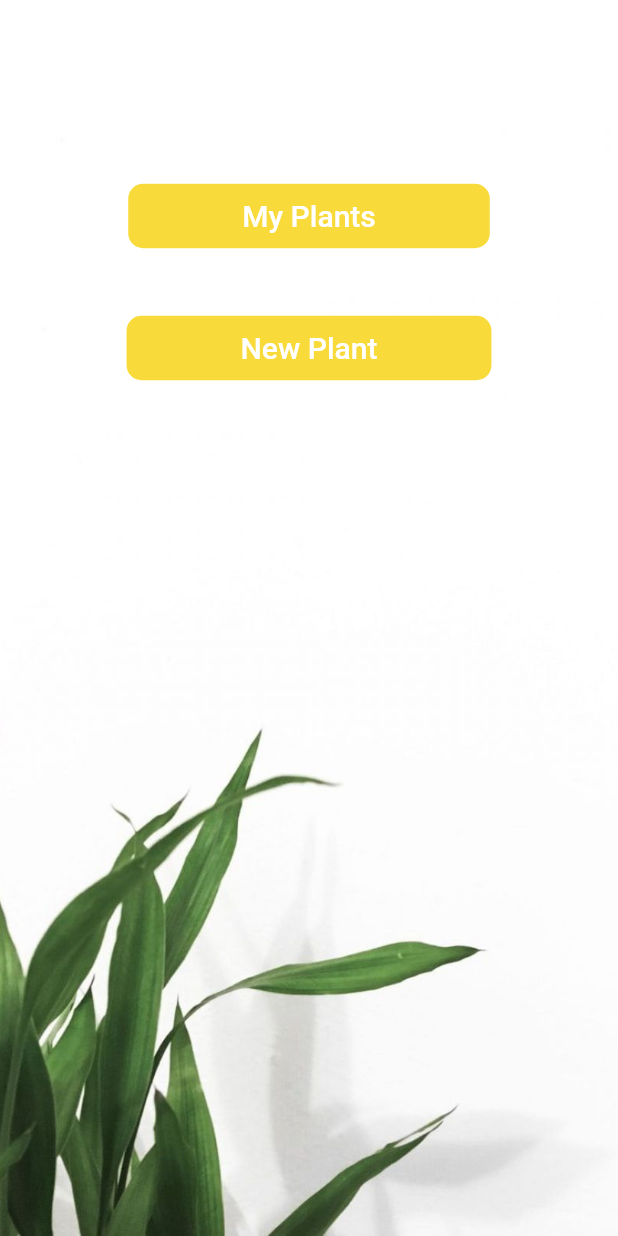
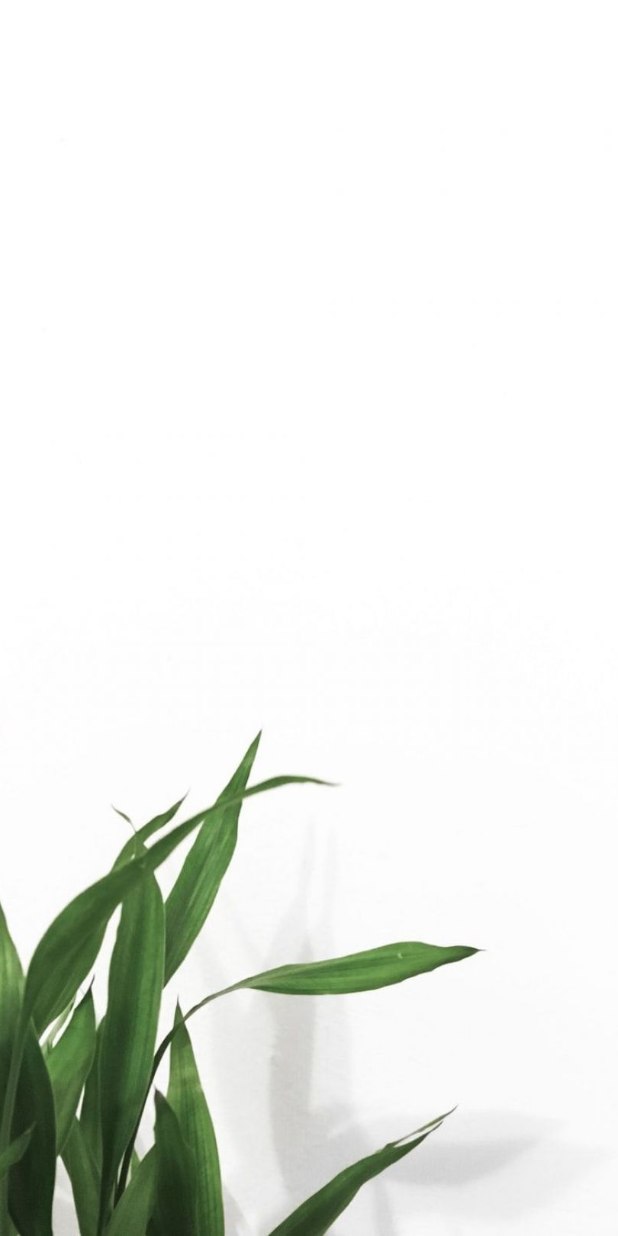
Before and after one commit to VaibhavSingh29/plant-health-monitoring, a Flutter app: the MyHomePage screen opened directly, on a phone screen of 412 x 824 dp. Run offline on Flutter 3.47's test engine with Material 2 defaults, Android fonts, the light colour scheme and no system bars; our stand-ins replace percent_indicator, shimmer.

Commit message:
minor changes

```diff
--- a/planthealth/lib/main.dart
+++ b/planthealth/lib/main.dart
@@ -79,46 +79,6 @@ class _MyHomePageState extends State<MyHomePage> {
             height: double.infinity,
             fit: BoxFit.cover,
           ),
-          Column(children: [
-            SizedBox(
-              height: 120,
-            ),
-            Center(
-              child: FlatButton(
-                color: Color(0xffF8DB3B),
-                splashColor: Colors.black,
-                shape: RoundedRectangleBorder(
-                    borderRadius: BorderRadius.all(Radius.circular(10))),
-                onPressed: () {},
-                child: Padding(
-                  padding: const EdgeInsets.fromLTRB(60, 10, 60, 10),
-                  child: Text(
-                    'My Plants',
-                    style: TextStyle(color: Colors.white, fontSize: 20),
-                  ),
-                ),
-              ),
-            ),
-            SizedBox(
-              height: 40,
-            ),
-            Center(
-              child: FlatButton(
-                color: Color(0xffF8DB3B),
-                splashColor: Colors.black,
-                shape: RoundedRectangleBorder(
-                    borderRadius: BorderRadius.all(Radius.circular(10))),
-                onPressed: () {},
-                child: Padding(
-                  padding: const EdgeInsets.fromLTRB(60, 10, 60, 10),
-                  child: Text(
-                    'New Plant',
-                    style: TextStyle(color: Colors.white, fontSize: 20),
-                  ),
-                ),
-              ),
-            ),
-          ]),
         ],
       ),
     ));
```
Also changed, not shown: planthealth/lib/newplant.dart (+8 -8 lines).
